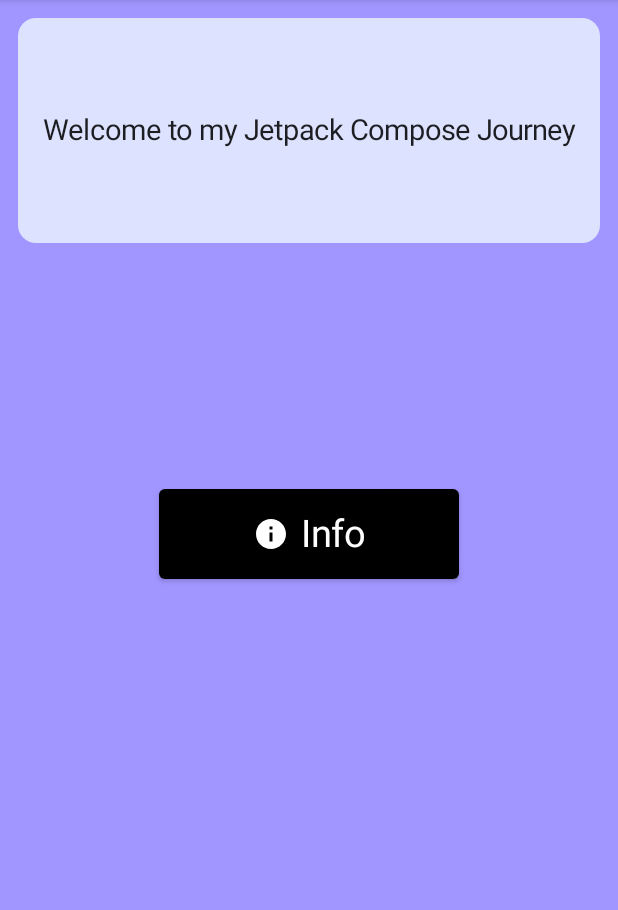
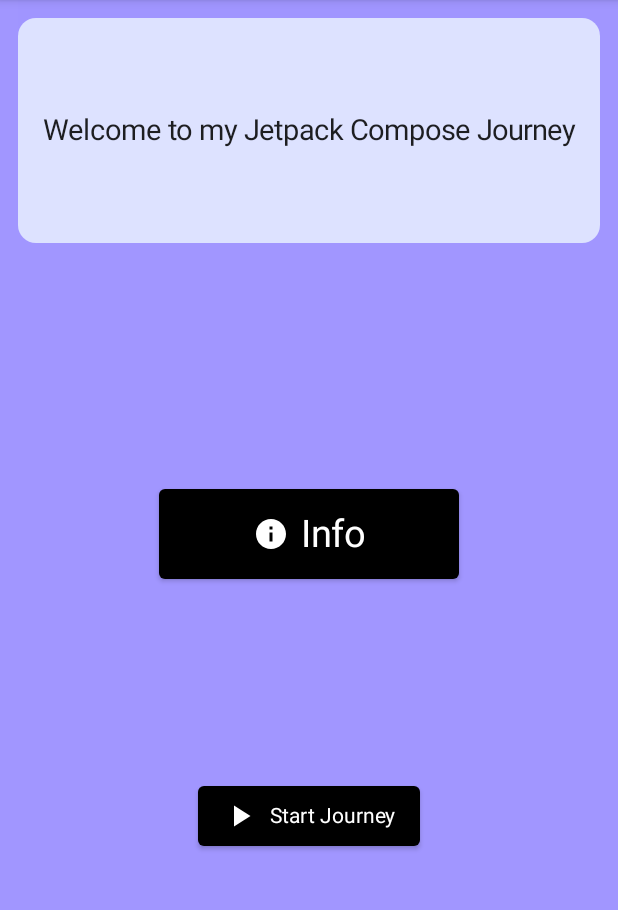
Before and after one commit to Wareezy/Wareezy-MPIIAssignment02Practical01-219005303, an Android app built with Jetpack Compose: the screen it shows after launch (MainActivity), on a phone screen of 412 x 824 dp, the part 84-994 px from its top. Run offline under Robolectric (Android 15) with nearby library versions, the phone set to English and light mode, and no system bars.

```diff
--- a/app/build.gradle
+++ b/app/build.gradle
@@ -53,6 +53,8 @@ dependencies {
     implementation "androidx.compose.ui:ui-tooling-preview:$compose_version"
     implementation 'androidx.lifecycle:lifecycle-runtime-ktx:2.3.1'
     implementation 'androidx.activity:activity-compose:1.3.1'
+    implementation 'androidx.navigation:navigation-runtime-ktx:2.3.5'
+    implementation 'androidx.navigation:navigation-compose:2.4.0-alpha10'
     testImplementation 'junit:junit:4.13.2'
     androidTestImplementation 'androidx.test.ext:junit:1.1.3'
     androidTestImplementation 'androidx.test.espresso:espresso-core:3.4.0'
--- a/app/src/main/java/za/ac/cput/mp2/mpiiassignment02practical01/MainActivity.kt
+++ b/app/src/main/java/za/ac/cput/mp2/mpiiassignment02practical01/MainActivity.kt
@@ -8,8 +8,8 @@ import androidx.compose.foundation.layout.*
 import androidx.compose.foundation.shape.RoundedCornerShape
 import androidx.compose.material.*
 import androidx.compose.material.icons.Icons
-import androidx.compose.material.icons.filled.Done
 import androidx.compose.material.icons.filled.Info
+import androidx.compose.material.icons.filled.PlayArrow
 import androidx.compose.runtime.Composable
 import androidx.compose.runtime.mutableStateOf
 import androidx.compose.runtime.remember
@@ -19,20 +19,23 @@ import androidx.compose.ui.draw.clip
 import androidx.compose.ui.graphics.Color
 import androidx.compose.ui.text.TextStyle
 import androidx.compose.ui.text.font.FontWeight
-import androidx.compose.ui.tooling.preview.Preview
 import androidx.compose.ui.unit.dp
 import androidx.compose.ui.unit.sp
-import za.ac.cput.mp2.mpiiassignment02practical01.AlertDialog
+import androidx.navigation.NavController
+import androidx.navigation.NavHostController
+import androidx.navigation.compose.rememberNavController
 import za.ac.cput.mp2.mpiiassignment02practical01.ui.theme.MPIIAssignment02Practical01Theme
+import za.ac.cput.mp2.mpiiassignment02practical01.ui.theme.MainNavigationScreen
+import za.ac.cput.mp2.mpiiassignment02practical01.ui.theme.SetupNavigationGraph
 
 class MainActivity : ComponentActivity() {
+  private lateinit var navController: NavHostController
     override fun onCreate(savedInstanceState: Bundle?) {
         super.onCreate(savedInstanceState)
         setContent {
             MPIIAssignment02Practical01Theme {
-                GetScaffold()
-                AlertDialog()
-
+              navController= rememberNavController()
+                SetupNavigationGraph(navController = navController)
             }
         }
     }
@@ -59,12 +62,13 @@ fun MainContent(){
         verticalArrangement= Arrangement.Top,
         horizontalAlignment= Alignment.CenterHorizontally
 
-    ){    Box(Modifier
-        .padding(12.dp)
-        .fillMaxWidth()
-        .height(150.dp)
-        .clip(RoundedCornerShape(12.dp))
-        .background(Color(0xFFDDE2FF)),
+    ){    Box(
+        Modifier
+            .padding(12.dp)
+            .fillMaxWidth()
+            .height(150.dp)
+            .clip(RoundedCornerShape(12.dp))
+            .background(Color(0xFFDDE2FF)),
         contentAlignment = Alignment.Center
     ){
         Text(text="Welcome to my Jetpack Compose Journey", fontSize = 19.sp)
@@ -129,3 +133,32 @@ fun AlertDialog(
 
 
         )}}
+@Composable
+fun StartJourneyButton(navController: NavController){
+    Column(
+        modifier = Modifier
+            .fillMaxSize()
+            .padding(vertical = 200.dp),
+        verticalArrangement = Arrangement.Bottom,
+        horizontalAlignment = Alignment.CenterHorizontally
+    )
+    {
+        Button(
+            //Coding to select the screen that the page needs to navigate to
+            onClick = {navController.navigate(route=MainNavigationScreen.Journey.route)},
+            colors = ButtonDefaults.buttonColors(backgroundColor = Color.Black)
+        )
+        {
+            Icon(
+                imageVector = Icons.Filled.PlayArrow,
+                contentDescription = "",
+                tint = Color.White
+            )
+            // Creating a space between the icon and the text of the button
+            Spacer(Modifier.size(ButtonDefaults.IconSpacing))
+            // Text of the button
+            Text(text = "Start Journey", style = TextStyle(Color.White)
+            )
+        }
+    }
+}
--- /dev/null
+++ b/app/src/main/java/za/ac/cput/mp2/mpiiassignment02practical01/ui/theme/MainNavigationScreen.kt
@@ -0,0 +1,7 @@
+package za.ac.cput.mp2.mpiiassignment02practical01.ui.theme
+
+sealed class MainNavigationScreen(val route:String)
+{
+    object Home: MainNavigationScreen(route="welcome_screen")
+    object Journey: MainNavigationScreen(route= "journey_screen")
+}
--- /dev/null
+++ b/app/src/main/java/za/ac/cput/mp2/mpiiassignment02practical01/ui/theme/NavigationGraph.kt
@@ -0,0 +1,36 @@
+package za.ac.cput.mp2.mpiiassignment02practical01.ui.theme
+
+import androidx.compose.runtime.Composable
+import androidx.navigation.NavHostController
+import androidx.navigation.compose.NavHost
+import androidx.navigation.compose.composable
+import za.ac.cput.mp2.mpiiassignment02practical01.AlertDialog
+import za.ac.cput.mp2.mpiiassignment02practical01.GetScaffold
+import za.ac.cput.mp2.mpiiassignment02practical01.MainContent
+import za.ac.cput.mp2.mpiiassignment02practical01.StartJourneyButton
+
+@Composable
+fun SetupNavigationGraph(
+    navController:NavHostController
+){
+    NavHost(navController = navController,
+    startDestination = MainNavigationScreen.Home.route){
+        composable(MainNavigationScreen.Home.route){
+
+            MainContent()
+            GetScaffold()
+            AlertDialog()
+            StartJourneyButton(navController = navController)
+        }
+        composable(MainNavigationScreen.Journey.route){
+            za.ac.cput.mp2.mpiiassignment02practical01.ui.theme.GetScaffold2()
+            FullNameText()
+            StudentNumberText()
+            CourseText()
+            DepartmentText()
+            CourseButton()
+            BackButton(navController = navController)
+        }
+
+    }
+}
```
Also changed, not shown: app/src/main/java/za/ac/cput/mp2/mpiiassignment02practical01/ui/theme/InfoScreen.kt (added, +188 -0 lines).
